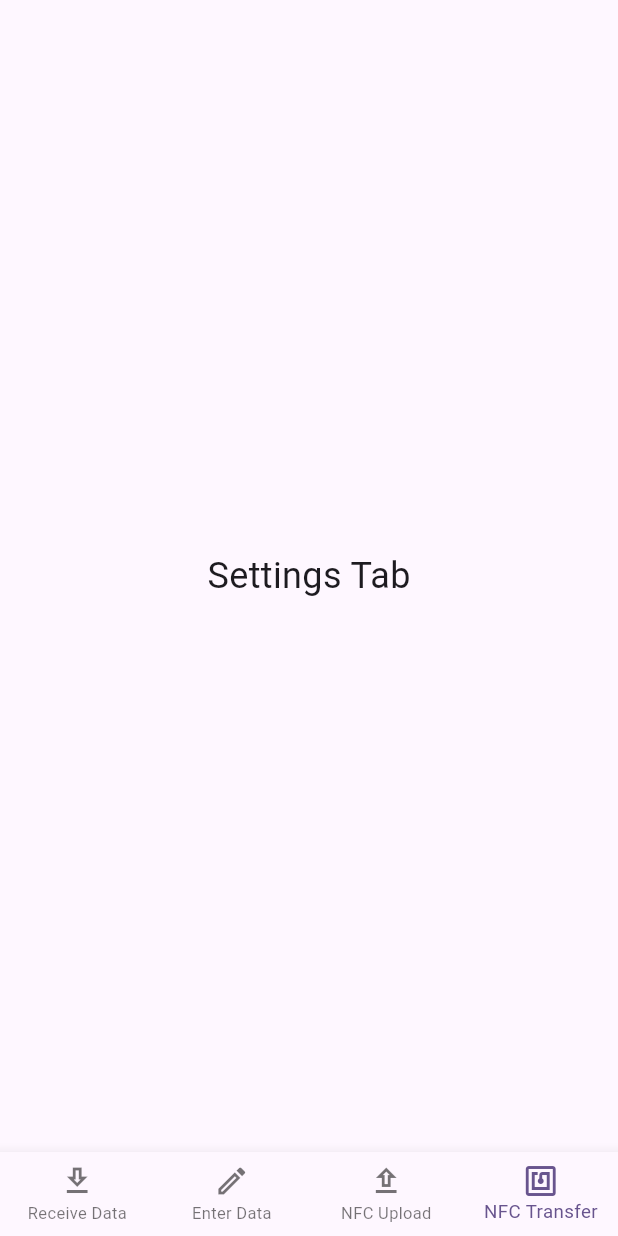
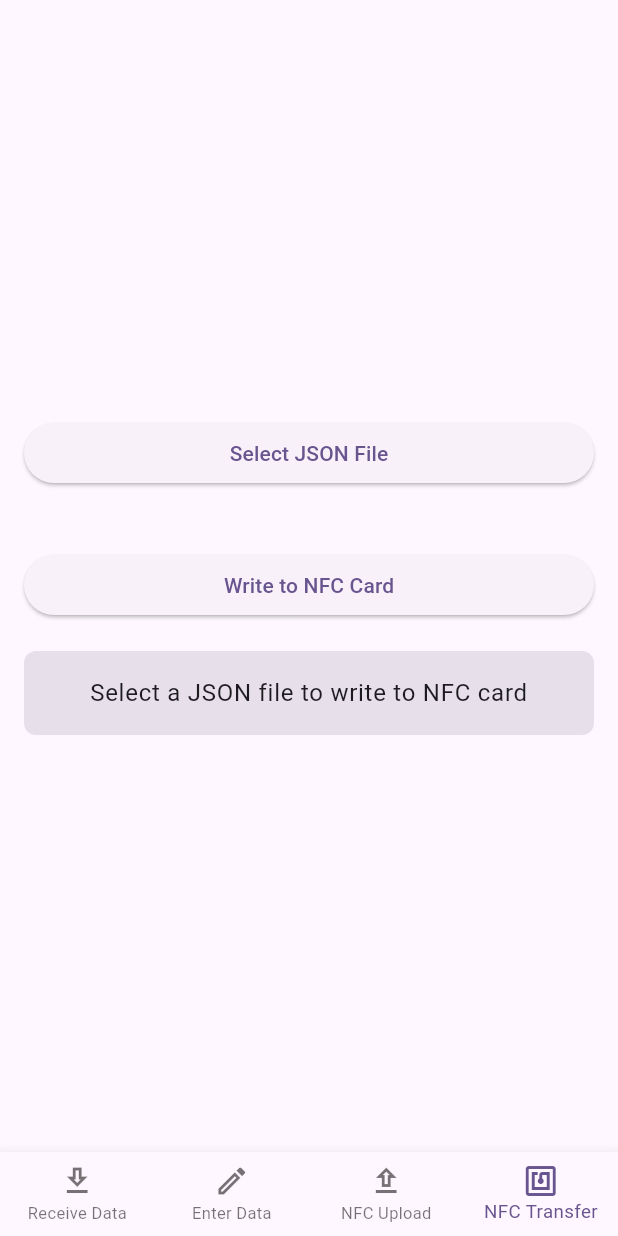
Before and after one commit to Yasin-Ahmed-Kamal-Khan/nfc_app, a Flutter app: the screen it shows after launch, item 4 of the bottom bar chosen, on a phone screen of 412 x 824 dp. Run offline on Flutter 3.47's test engine with Material 3 defaults, Android fonts, the phone set to English and light mode, and no system bars; our stand-ins replace file_picker; missing offline and left inert: nfc_manager, nfc_manager_ndef.

Commit message:
feat: tab to write to nfc tag now

```diff
--- a/lib/app.dart
+++ b/lib/app.dart
@@ -39,7 +39,7 @@ class _AppState extends State<App> {
     const EnterDataTab(),
     const NfcReaderScreen(),
     const JsonTransmitTab(),
-    const SettingsTab(),
+    const NfcCardWriteTab(),
   ];
 
   @override
--- a/lib/screens/screens.dart
+++ b/lib/screens/screens.dart
@@ -1,5 +1,6 @@
 export 'enter_data_tab.dart';
 export 'nfc_reader_tab.dart';
 export 'json_transmit_tab.dart';
+export 'write_to_nfc_card.dart';
 export 'template_tab_3.dart';
 export 'template_tab_4.dart';
--- /dev/null
+++ b/lib/screens/write_to_nfc_card.dart
@@ -0,0 +1,231 @@
+import 'dart:convert';
+import 'dart:io';
+import 'dart:typed_data';
+import 'package:flutter/material.dart';
+import 'package:nfc_manager/ndef_record.dart';
+import 'package:nfc_manager/nfc_manager.dart';
+import 'package:nfc_manager_ndef/nfc_manager_ndef.dart';
+import 'package:file_picker/file_picker.dart';
+
+class NfcCardWriteTab extends StatefulWidget {
+  const NfcCardWriteTab({super.key});
+
+  @override
+  State<NfcCardWriteTab> createState() => _NfcCardWriteTabState();
+}
+
+class _NfcCardWriteTabState extends State<NfcCardWriteTab> {
+  String statusMessage = 'Select a JSON file to write to NFC card';
+  String? fileName;
+  Uint8List? jsonData;
+  bool isWriting = false;
+
+  Future<void> pickJsonFile() async {
+    try {
+      final result = await FilePicker.platform.pickFiles(
+        type: FileType.custom,
+        allowedExtensions: ['json'],
+      );
+
+      if (result == null || result.files.isEmpty) return;
+
+      final file = File(result.files.single.path!);
+      final content = await file.readAsBytes();
+
+      // Validate JSON
+      try {
+        jsonDecode(utf8.decode(content));
+      } catch (e) {
+        setState(() {
+          statusMessage = 'Invalid JSON file: $e';
+        });
+        return;
+      }
+
+      setState(() {
+        fileName = result.files.single.name;
+        jsonData = content;
+        statusMessage = 'Ready to write: ${result.files.single.name}';
+      });
+    } catch (e) {
+      setState(() {
+        statusMessage = 'Error selecting file: $e';
+      });
+    }
+  }
+
+  Future<void> writeToNfcCard() async {
+    if (jsonData == null) {
+      setState(() => statusMessage = 'No JSON file selected');
+      return;
+    }
+
+    setState(() {
+      isWriting = true;
+      statusMessage = 'Hold NFC card near device to write...';
+    });
+
+    try {
+      await NfcManager.instance.startSession(
+        pollingOptions: {
+          NfcPollingOption.iso14443,
+          NfcPollingOption.iso15693,
+          NfcPollingOption.iso18092,
+        },
+        onDiscovered: (tag) async {
+          final ndef = Ndef.from(tag);
+          if (ndef == null || !ndef.isWritable) {
+            setState(() {
+              statusMessage = 'NFC card is not writable';
+              isWriting = false;
+            });
+            NfcManager.instance.stopSession();
+            return;
+          }
+
+          try {
+            // Create metadata record
+            final Map<String, dynamic> metadata = {
+              "source": "phone",
+              "payloadType": "single",
+              "version": 1,
+              "fileName": fileName,
+            };
+
+            final Uint8List metaPayload = Uint8List.fromList(
+              utf8.encode(jsonEncode(metadata)),
+            );
+
+            final metaRecord = NdefRecord(
+              type: Uint8List.fromList('application/json'.codeUnits),
+              payload: metaPayload,
+              typeNameFormat: TypeNameFormat.media,
+              identifier: Uint8List.fromList('meta'.codeUnits),
+            );
+
+            // Create JSON data record
+            final dataRecord = NdefRecord(
+              type: Uint8List.fromList('application/json'.codeUnits),
+              payload: jsonData!,
+              typeNameFormat: TypeNameFormat.media,
+              identifier: Uint8List.fromList('data'.codeUnits),
+            );
+
+            final message = NdefMessage(records: [metaRecord, dataRecord]);
+
+            await ndef.write(message: message);
+            setState(() {
+              statusMessage = 'Successfully wrote $fileName to NFC card!';
+              isWriting = false;
+            });
+          } catch (e) {
+            setState(() {
+              statusMessage = 'Error writing to card: $e';
+              isWriting = false;
+            });
+          }
+
+          NfcManager.instance.stopSession();
+        },
+      );
+    } catch (e) {
+      setState(() {
+        statusMessage = 'NFC error: $e';
+        isWriting = false;
+      });
+    }
+  }
+
+  void _clearSelection() {
+    setState(() {
+      fileName = null;
+      jsonData = null;
+      statusMessage = 'Select a JSON file to write to NFC card';
+    });
+  }
+
+  @override
+  Widget build(BuildContext context) {
+    return Padding(
+      padding: const EdgeInsets.all(16.0),
+      child: Column(
+        mainAxisAlignment: MainAxisAlignment.center,
+        crossAxisAlignment: CrossAxisAlignment.stretch,
+        children: [
+          ElevatedButton(
+            onPressed: pickJsonFile,
+            child: const Text('Select JSON File'),
+          ),
+          const SizedBox(height: 20),
+          if (fileName != null)
+            Container(
+              padding: const EdgeInsets.all(16),
+              decoration: BoxDecoration(
+                color: Theme.of(context).colorScheme.primaryContainer,
+                borderRadius: BorderRadius.circular(8),
+              ),
+              child: Column(
+                children: [
+                  Text(
+                    'Selected file:',
+                    style: Theme.of(context).textTheme.labelMedium,
+                  ),
+                  const SizedBox(height: 4),
+                  Text(
+                    fileName!,
+                    style: Theme.of(context).textTheme.titleMedium?.copyWith(
+                      fontWeight: FontWeight.bold,
+                    ),
+                    textAlign: TextAlign.center,
+                  ),
+                  const SizedBox(height: 8),
+                  Text(
+                    'Size: ${(jsonData!.length / 1024).toStringAsFixed(1)} KB',
+                    style: Theme.of(context).textTheme.bodySmall,
+                  ),
+                ],
+              ),
+            ),
+          const SizedBox(height: 20),
+          ElevatedButton(
+            onPressed: isWriting ? null : writeToNfcCard,
+            child: isWriting
+                ? const Row(
+                    mainAxisAlignment: MainAxisAlignment.center,
+                    children: [
+                      SizedBox(
+                        width: 20,
+                        height: 20,
+                        child: CircularProgressIndicator(strokeWidth: 2),
+                      ),
+                      SizedBox(width: 10),
+                      Text('Writing...'),
+                    ],
+                  )
+                : const Text('Write to NFC Card'),
+          ),
+          const SizedBox(height: 20),
+          Container(
+            padding: const EdgeInsets.all(16),
+            decoration: BoxDecoration(
+              color: Theme.of(context).colorScheme.surfaceVariant,
+              borderRadius: BorderRadius.circular(8),
+            ),
+            child: Text(
+              statusMessage,
+              style: Theme.of(context).textTheme.bodyLarge,
+              textAlign: TextAlign.center,
+            ),
+          ),
+          if (fileName != null) ...[
+            const SizedBox(height: 20),
+            TextButton(
+              onPressed: _clearSelection,
+              child: const Text('Clear Selection'),
+            ),
+          ],
+        ],
+      ),
+    );
+  }
+}
```
